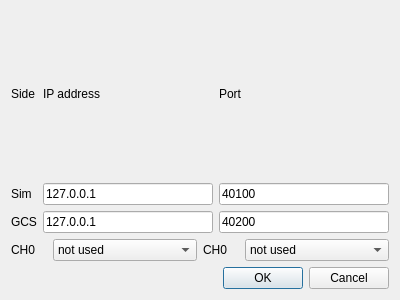
hhrhhr/Aerosim-plugin-for-CopterControl, file src/configgui.ui: the form before one commit.
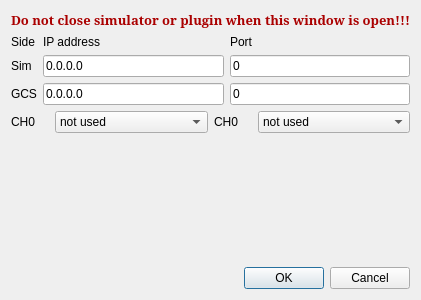
The form after the commit.

Diff of the .ui file:
```diff
--- a/src/configgui.ui
+++ b/src/configgui.ui
@@ -6,7 +6,7 @@
    <rect>
     <x>0</x>
     <y>0</y>
-    <width>400</width>
+    <width>407</width>
     <height>300</height>
    </rect>
   </property>
@@ -14,6 +14,17 @@
    <string>Dialog</string>
   </property>
   <layout class="QVBoxLayout" name="verticalLayout">
+   <item>
+    <widget class="QLabel" name="label_6">
+     <property name="styleSheet">
+      <string notr="true">color: rgb(170, 0, 0);
+font: bold 10pt serif;</string>
+     </property>
+     <property name="text">
+      <string>Do not close simulator or plugin when this window is open!!!</string>
+     </property>
+    </widget>
+   </item>
    <item>
     <layout class="QGridLayout" name="network_mapping">
      <item row="1" column="0">
@@ -29,7 +40,7 @@
         <string notr="true"/>
        </property>
        <property name="text">
-        <string notr="true">127.0.0.1</string>
+        <string notr="true">0.0.0.0</string>
        </property>
        <property name="maxLength">
         <number>32767</number>
@@ -45,7 +56,7 @@
         <string notr="true"/>
        </property>
        <property name="text">
-        <string notr="true">40100</string>
+        <string notr="true">0</string>
        </property>
        <property name="maxLength">
         <number>32767</number>
@@ -65,7 +76,7 @@
         <string notr="true"/>
        </property>
        <property name="text">
-        <string notr="true">127.0.0.1</string>
+        <string notr="true">0.0.0.0</string>
        </property>
        <property name="maxLength">
         <number>32767</number>
@@ -81,7 +92,7 @@
         <string notr="true"/>
        </property>
        <property name="text">
-        <string notr="true">40200</string>
+        <string notr="true">0</string>
        </property>
        <property name="maxLength">
         <number>32767</number>
@@ -173,6 +184,19 @@
      </item>
     </layout>
    </item>
+   <item>
+    <spacer name="verticalSpacer">
+     <property name="orientation">
+      <enum>Qt::Vertical</enum>
+     </property>
+     <property name="sizeHint" stdset="0">
+      <size>
+       <width>20</width>
+       <height>40</height>
+      </size>
+     </property>
+    </spacer>
+   </item>
    <item>
     <widget class="QDialogButtonBox" name="buttonBox">
      <property name="orientation">
```
Left out of the diff: 4 changed lines with no effect on the pictures.
